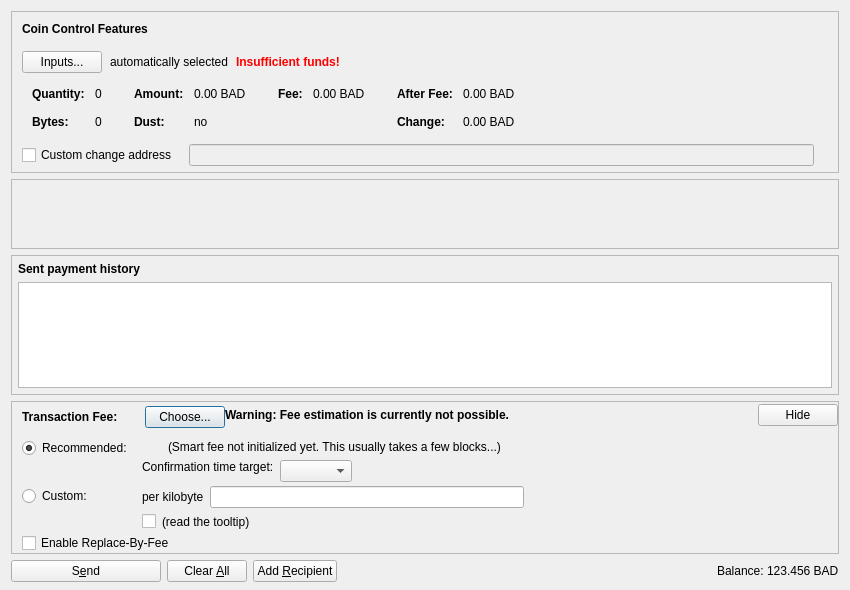
Above: src/qt/forms/sendcoinsdialog.ui from badcoin-project/badcoin before the change. Below: the same form after it.
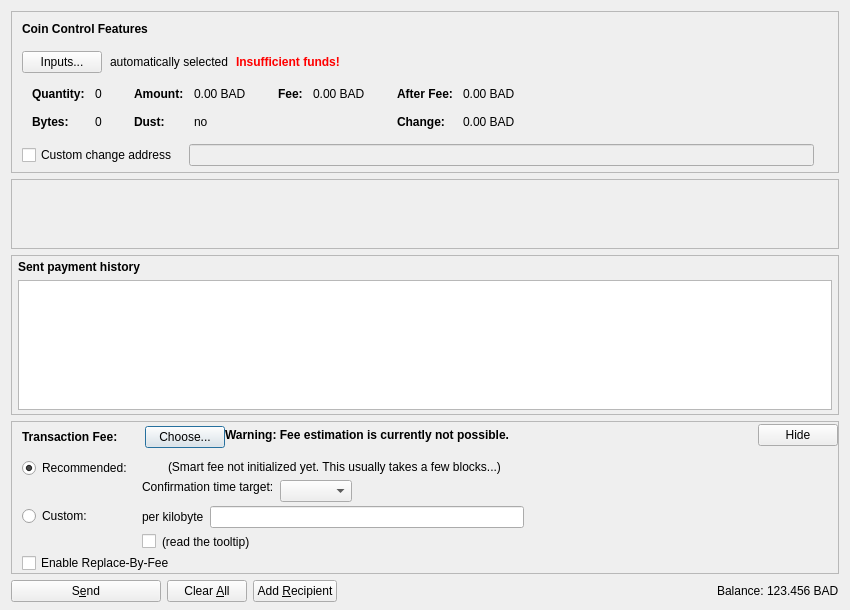
That is the form after the change. Icons and pictures are not drawn. Custom widgets are drawn as their Qt base class.

Commit message:
Fix Send layout, surface notes in history, and stop Pixie startup hang.
Pack the Send form at the top with history below, show OP_RETURN notes
as their own column, include payment-to-self in sent history, and skip
automatic full Pixie reindex so the GUI can open after Done loading.

The edit to the form file:
```diff
--- a/src/qt/forms/sendcoinsdialog.ui
+++ b/src/qt/forms/sendcoinsdialog.ui
@@ -13,7 +13,7 @@
   <property name="windowTitle">
    <string>Send Coins</string>
   </property>
-  <layout class="QVBoxLayout" name="verticalLayout" stretch="0,0,1,0,0">
+  <layout class="QVBoxLayout" name="verticalLayout" stretch="0,0,0,0,0">
    <property name="bottomMargin">
     <number>8</number>
    </property>
@@ -642,7 +642,7 @@
      <property name="minimumSize">
       <size>
        <width>0</width>
-       <height>140</height>
+       <height>160</height>
       </size>
      </property>
      <property name="frameShape">
@@ -656,13 +656,13 @@
        <number>6</number>
       </property>
       <property name="topMargin">
-       <number>6</number>
+       <number>4</number>
       </property>
       <property name="rightMargin">
        <number>6</number>
       </property>
       <property name="bottomMargin">
-       <number>6</number>
+       <number>4</number>
       </property>
       <item>
        <widget class="QLabel" name="labelSentHistory">
@@ -679,10 +679,16 @@
       </item>
       <item>
        <widget class="QTableView" name="sentHistoryView">
+        <property name="sizePolicy">
+         <sizepolicy hsizetype="Expanding" vsizetype="Expanding">
+          <horstretch>0</horstretch>
+          <verstretch>1</verstretch>
+         </sizepolicy>
+        </property>
         <property name="minimumSize">
          <size>
           <width>0</width>
-          <height>100</height>
+          <height>90</height>
          </size>
         </property>
         <property name="tabKeyNavigation">
```
Left out of the diff: 6 changed lines with no effect on the pictures. Lines whose indentation alone changed are shown as unchanged. The commit also changes 12 other files.
